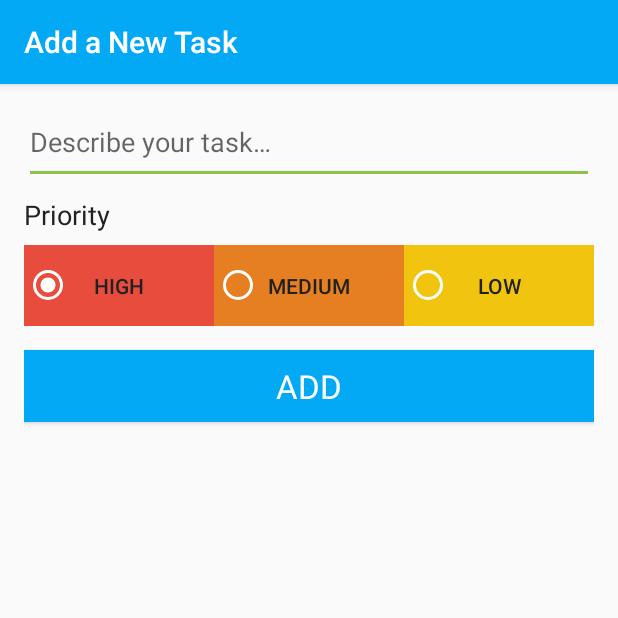
After one commit to zhoodar/simple-android-apps, an Android app: the AddTaskActivity screen opened directly, with no data from a screen before it, on a phone screen of 412 x 824 dp, the top half of it. The commit adds this screen. Run offline under Robolectric (Android 15) with nearby library versions, the phone set to English and light mode, and no system bars.

Commit message:
feat: UI design, usage of RecyclerView, FloatButton

```diff
--- a/ToDoList/app/build.gradle
+++ b/ToDoList/app/build.gradle
@@ -1,7 +1,5 @@
 apply plugin: 'com.android.application'
-
 apply plugin: 'kotlin-android'
-
 apply plugin: 'kotlin-android-extensions'
 
 android {
@@ -24,7 +22,9 @@ android {
 
 dependencies {
     implementation fileTree(dir: 'libs', include: ['*.jar'])
-    implementation"org.jetbrains.kotlin:kotlin-stdlib-jre7:$kotlin_version"
+    implementation "org.jetbrains.kotlin:kotlin-stdlib-jre7:$kotlin_version"
+    compile 'com.android.support:recyclerview-v7:26.1.0'
+    compile 'com.android.support:design:26.1.0'
     implementation 'com.android.support:appcompat-v7:26.1.0'
     implementation 'com.android.support.constraint:constraint-layout:1.0.2'
     testImplementation 'junit:junit:4.12'
--- /dev/null
+++ b/ToDoList/app/src/main/java/kg/jedi/todolist/AddTaskActivity.kt
@@ -0,0 +1,50 @@
+package kg.jedi.todolist
+
+import android.content.ContentValues
+import android.os.Bundle
+import android.support.v7.app.AppCompatActivity
+import android.view.View
+import android.widget.Toast
+import kg.jedi.todolist.data.TaskContract
+import kotlinx.android.synthetic.main.activity_add_task.*
+
+
+class AddTaskActivity : AppCompatActivity() {
+
+    private var mPriority: Int = 0
+
+    override fun onCreate(savedInstanceState: Bundle?) {
+        super.onCreate(savedInstanceState)
+        setContentView(R.layout.activity_add_task)
+
+        rBtnHigh.isChecked = true
+        mPriority = 1
+    }
+
+    fun onClickAddTask(view: View) {
+        val input = editTextTaskDescription.text.toString()
+        if (input.isEmpty()) {
+            return
+        }
+        val contentValues = ContentValues()
+        contentValues.put(TaskContract.TaskEntry.COLUMN_DESCRIPTION, input)
+        contentValues.put(TaskContract.TaskEntry.COLUMN_PRIORITY, mPriority)
+        val uri = contentResolver.insert(TaskContract.TaskEntry.CONTENT_URI, contentValues)
+
+        if (uri != null) {
+            Toast.makeText(baseContext, uri.toString(), Toast.LENGTH_LONG).show()
+        }
+
+        finish()
+    }
+
+    fun onPrioritySelected(view: View) {
+        if (rBtnHigh.isChecked) {
+            mPriority = 1
+        } else if (rBtnMid.isChecked) {
+            mPriority = 2
+        } else if (rBtnLow.isChecked) {
+            mPriority = 3
+        }
+    }
+}
--- /dev/null
+++ b/ToDoList/app/src/main/res/drawable/priority_circle.xml
@@ -0,0 +1,6 @@
+<?xml version="1.0" encoding="utf-8"?>
+<shape xmlns:android="http://schemas.android.com/apk/res/android"
+    android:shape="oval">
+    <solid
+        android:color="@color/primaryLight" />
+</shape>
--- /dev/null
+++ b/ToDoList/app/src/main/res/layout/activity_add_task.xml
@@ -0,0 +1,125 @@
+<?xml version="1.0" encoding="utf-8"?>
+
+<LinearLayout xmlns:android="http://schemas.android.com/apk/res/android"
+    android:orientation="vertical"
+    android:layout_width="match_parent"
+    android:layout_height="match_parent"
+    android:paddingBottom="@dimen/activity_vertical_margin"
+    android:paddingEnd="@dimen/activity_horizontal_margin"
+    android:paddingLeft="@dimen/activity_horizontal_margin"
+    android:paddingRight="@dimen/activity_horizontal_margin"
+    android:paddingStart="@dimen/activity_horizontal_margin"
+    android:paddingTop="@dimen/activity_vertical_margin">
+
+    <EditText
+        android:id="@+id/editTextTaskDescription"
+        android:layout_width="match_parent"
+        android:layout_height="wrap_content"
+        android:gravity="start"
+        android:hint="@string/edit_task_description"
+        android:paddingBottom ="@dimen/activity_horizontal_margin"/>
+
+    <TextView
+        android:layout_width="wrap_content"
+        android:layout_height="wrap_content"
+        android:layout_gravity="start"
+        android:textColor="@color/primaryText"
+        style="@style/TextAppearance.AppCompat.Medium"
+        android:text="@string/priority_string"
+        android:layout_marginTop="8dp"
+        android:layout_marginBottom="8dp"/>
+
+    <FrameLayout
+        android:layout_width="match_parent"
+        android:layout_height="wrap_content"
+        android:layout_marginBottom="@dimen/activity_vertical_margin">
+
+        <LinearLayout
+            android:layout_width="match_parent"
+            android:layout_height="wrap_content"
+            android:orientation="horizontal"
+            android:layout_gravity="center"
+            android:weightSum="3">
+
+            <Button
+                style="?android:attr/buttonBarButtonStyle"
+                android:textColor="@color/primaryText"
+                android:id="@+id/buttonP1"
+                android:layout_width="wrap_content"
+                android:layout_height="wrap_content"
+                android:background="@color/materialRed"
+                android:text="@string/high_priority"
+                android:layout_weight="1"
+                android:onClick="onPrioritySelected"/>
+
+            <Button
+                style="?android:attr/buttonBarButtonStyle"
+                android:textColor="@color/primaryText"
+                android:id="@+id/buttonP2"
+                android:layout_width="wrap_content"
+                android:layout_height="wrap_content"
+                android:background="@color/materialOrange"
+                android:text="@string/med_priority"
+                android:layout_weight="1"
+                android:onClick="onPrioritySelected"/>
+
+            <Button
+                style="?android:attr/buttonBarButtonStyle"
+                android:textColor="@color/primaryText"
+                android:id="@+id/buttonP3"
+                android:layout_width="wrap_content"
+                android:layout_height="wrap_content"
+                android:background="@color/materialYellow"
+                android:text="@string/low_priority"
+                android:layout_weight="1"
+                android:onClick="onPrioritySelected"/>
+
+        </LinearLayout>
+
+        <RadioGroup
+            android:layout_width="match_parent"
+            android:layout_height="wrap_content"
+            android:orientation="horizontal"
+            android:layout_gravity="center"
+            android:weightSum="3">
+
+            <RadioButton
+                android:id="@+id/rBtnHigh"
+                android:layout_width="wrap_content"
+                android:layout_height="wrap_content"
+                android:onClick="onPrioritySelected"
+                android:layout_weight="1"
+                android:theme="@style/WhiteRadioButton"/>
+
+            <RadioButton
+                android:id="@+id/rBtnMid"
+                android:layout_width="wrap_content"
+                android:layout_height="wrap_content"
+                android:onClick="onPrioritySelected"
+                android:layout_weight="1"
+                android:theme="@style/WhiteRadioButton"/>
+
+            <RadioButton
+                android:id="@+id/rBtnLow"
+                android:layout_width="wrap_content"
+                android:layout_height="wrap_content"
+                android:onClick="onPrioritySelected"
+                android:layout_weight="1"
+                android:theme="@style/WhiteRadioButton"/>
+
+        </RadioGroup>
+
+    </FrameLayout>
+
+    <Button
+        android:id="@+id/addButton"
+        android:layout_width="match_parent"
+        android:layout_height="wrap_content"
+        android:layout_gravity="center"
+        android:text="@string/add_button"
+        style="@style/TextAppearance.AppCompat.Large"
+        android:textColor="@android:color/primary_text_dark"
+        android:background="@color/primary"
+        android:onClick="onClickAddTask"/>
+
+</LinearLayout>
--- a/ToDoList/app/src/main/res/values/colors.xml
+++ b/ToDoList/app/src/main/res/values/colors.xml
@@ -8,4 +8,8 @@
     <color name="secondaryText">#757575</color>
     <color name="icons">#FFFFFF</color>
     <color name="divider">#BDBDBD</color>
+
+    <color name="materialRed">#E74C3C</color>
+    <color name="materialOrange">#E67E22</color>
+    <color name="materialYellow">#F1C40F</color>
 </resources>
--- /dev/null
+++ b/ToDoList/app/src/main/res/values/dimens.xml
@@ -0,0 +1,5 @@
+<resources>
+    <dimen name="activity_horizontal_margin">16dp</dimen>
+    <dimen name="activity_vertical_margin">16dp</dimen>
+    <dimen name="fab_margin">16dp</dimen>
+</resources>
--- a/ToDoList/app/src/main/res/values/strings.xml
+++ b/ToDoList/app/src/main/res/values/strings.xml
@@ -1,3 +1,18 @@
 <resources>
-    <string name="app_name">ToDoList</string>
+    <string name="app_name">ToDo List</string>
+    <string name="main_activity_name">All Tasks</string>
+    <string name="add_task_activity_name">Add a New Task</string>
+
+    <string name="priority_1">1</string>
+    <string name="priority_2">2</string>
+    <string name="priority_3">3</string>
+
+    <string name="edit_task_description">Describe your task&#8230;</string>
+    <string name="priority_string">Priority</string>
+
+    <string name="high_priority">High</string>
+    <string name="med_priority">Medium</string>
+    <string name="low_priority">Low</string>
+
+    <string name="add_button">Add</string>
 </resources>
--- a/ToDoList/app/src/main/res/values/styles.xml
+++ b/ToDoList/app/src/main/res/values/styles.xml
@@ -3,9 +3,14 @@
     <!-- Base application theme. -->
     <style name="AppTheme" parent="Theme.AppCompat.Light.DarkActionBar">
         <!-- Customize your theme here. -->
-        <item name="colorPrimary">@color/colorPrimary</item>
-        <item name="colorPrimaryDark">@color/colorPrimaryDark</item>
-        <item name="colorAccent">@color/colorAccent</item>
+        <item name="colorPrimary">@color/primary</item>
+        <item name="colorPrimaryDark">@color/primaryDark</item>
+        <item name="colorAccent">@color/accent</item>
+    </style>
+
+    <style name="WhiteRadioButton" parent="Theme.AppCompat.Light.DarkActionBar">
+        <item name="colorControlNormal">@android:color/white</item>
+        <item name="colorControlActivated">@android:color/white</item>
     </style>
 
 </resources>
```
Also changed, not shown: ToDoList/app/src/main/AndroidManifest.xml (+8 -1 lines), ToDoList/app/src/main/java/kg/jedi/todolist/CustomCursorAdapter.kt (added, +84 -0 lines), ToDoList/app/src/main/java/kg/jedi/todolist/MainActivity.kt (+104 -1 lines), ToDoList/app/src/main/res/layout/activity_main.xml (+18 -6 lines), ToDoList/app/src/main/res/layout/task_layout.xml (added, +48 -0 lines), ToDoList/app/src/main/res/mipmap-hdpi/ic_launcher_round.png (deleted), ToDoList/app/src/main/res/mipmap-mdpi/ic_launcher_round.png (deleted), ToDoList/app/src/main/res/mipmap-xhdpi/ic_launcher_round.png (deleted), ToDoList/app/src/main/res/mipmap-xxhdpi/ic_launcher_round.png (deleted), ToDoList/app/src/main/res/mipmap-xxxhdpi/ic_launcher_round.png (deleted).
